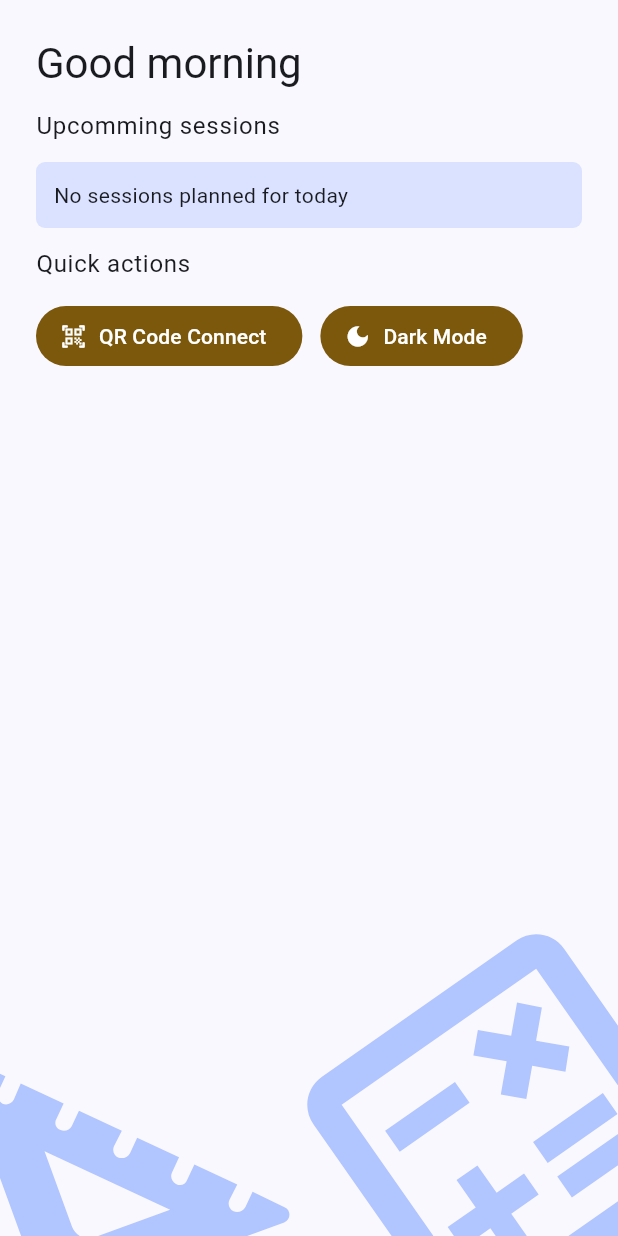
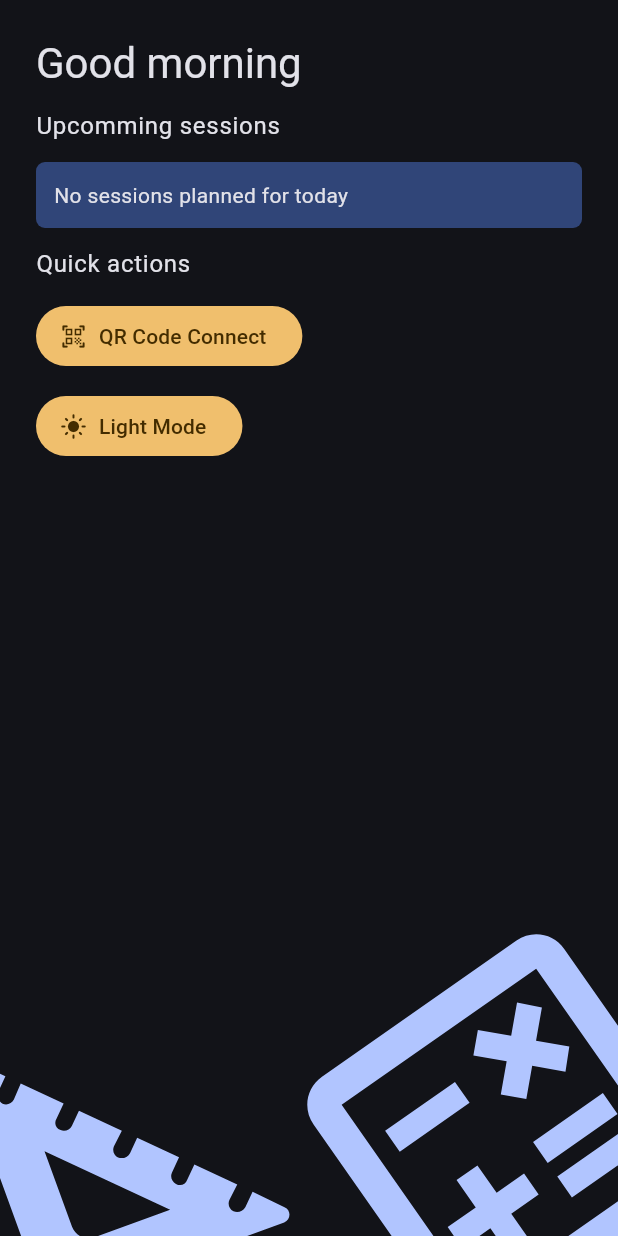
Before and after one commit to BrickSigma/Conference-App, a Flutter app: the HomeView screen opened directly, after a tap on "Dark Mode", on a phone screen of 412 x 824 dp. Run offline on Flutter 3.47's test engine with Material 3 defaults, Android fonts, the phone set to English and light mode, and no system bars; our stand-ins replace cloud_firestore, email_validator, firebase_auth, firebase_core, font_awesome_flutter, google_sign_in and 3 more; missing offline and left inert: hyperlink, mobile_scanner; accounts and stored records are empty; generated files the repository leaves out were written again; network calls fail.

Commit message:
Light mode and dark mode switching added (check previous commit as well)

```diff
--- a/lib/models/theme_provider.dart
+++ b/lib/models/theme_provider.dart
@@ -5,12 +5,11 @@ class ThemeProvider extends ChangeNotifier {
   bool lightTheme = true; // Default to light color theme.
 
   void flipColorTheme() async {
-    lightTheme != lightTheme;
-
-    notifyListeners();
+    lightTheme = !lightTheme;
 
     final prefs = await SharedPreferences.getInstance();
     await prefs.setBool("lightTheme", lightTheme);
+    notifyListeners();
   }
 
   /// Get the selected color theme.
--- a/lib/views/app/home.dart
+++ b/lib/views/app/home.dart
@@ -85,20 +85,27 @@ class HomeView extends StatelessWidget {
                     style: Theme.of(context).textTheme.bodyLarge,
                   ),
                   SizedBox(height: 12),
-                  Row(
+                  Column(
+                    crossAxisAlignment: CrossAxisAlignment.start,
                     children: [
                       FilledButton.icon(
                         onPressed: () => _showQrCodeScanner(context),
                         label: Text("QR Code Connect"),
                         icon: Icon(Icons.qr_code_scanner_rounded),
                       ),
-                      SizedBox(width: 12),
+                      SizedBox(height: 12),
                       Consumer<ThemeProvider>(
                         builder:
                             (context, theme, child) => FilledButton.icon(
                               onPressed: () => theme.flipColorTheme(),
-                              label: Text(theme.lightTheme ? "Dark Mode" : "Light Mode"),
-                              icon: Icon(theme.lightTheme ? Icons.dark_mode : Icons.light_mode),
+                              label: Text(
+                                theme.lightTheme ? "Dark Mode" : "Light Mode",
+                              ),
+                              icon: Icon(
+                                theme.lightTheme
+                                    ? Icons.dark_mode
+                                    : Icons.light_mode,
+                              ),
                             ),
                       ),
                     ],
```
